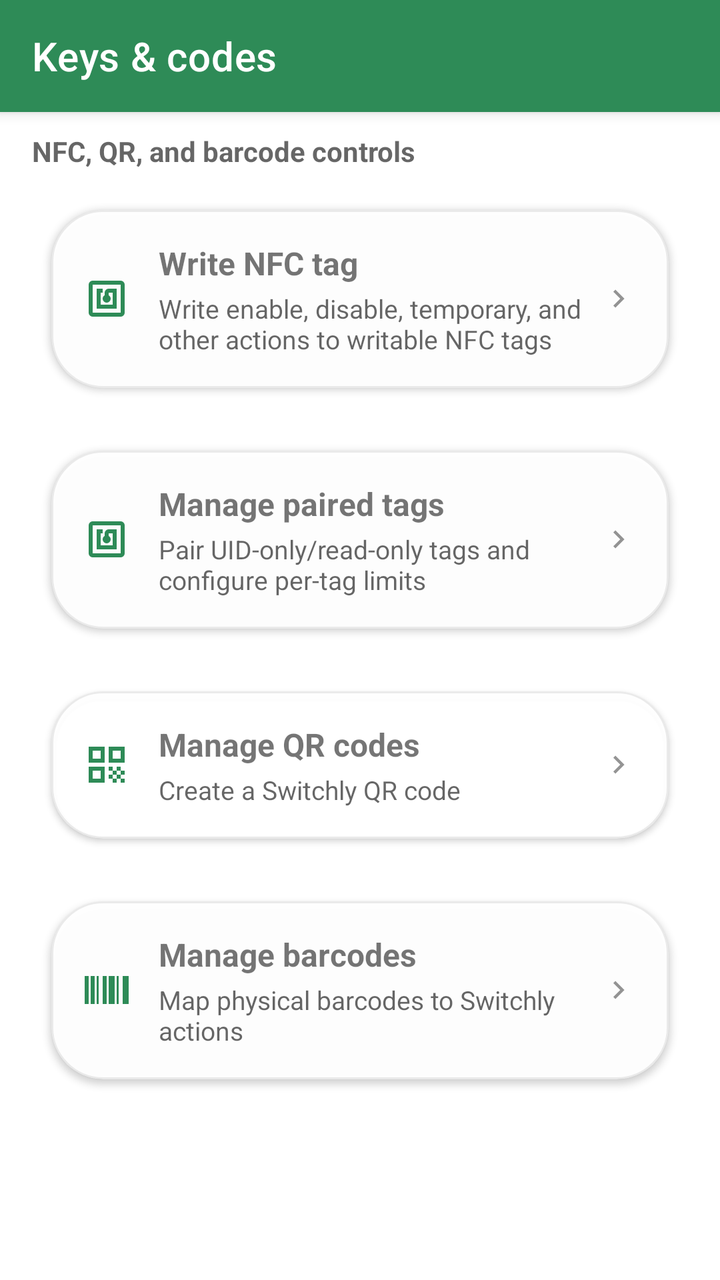
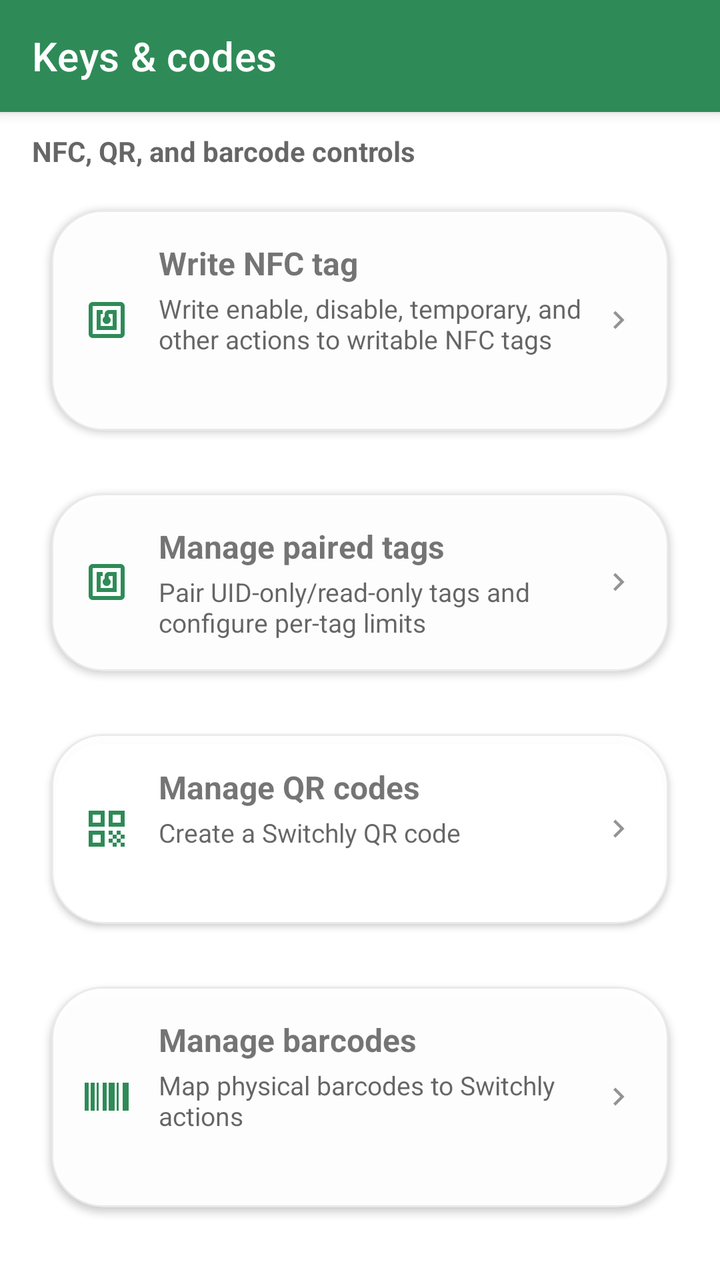

Screens rendered from an Android XML layout before and after an edit, with the pre-edit source and the edit as a unified diff.
<!-- AndroidManifest.xml: application theme Theme.Switchly -->
<!-- res/layout/activity_manage_keys.xml -->
<?xml version="1.0" encoding="utf-8"?>
<androidx.coordinatorlayout.widget.CoordinatorLayout xmlns:android="http://schemas.android.com/apk/res/android"
    xmlns:app="http://schemas.android.com/apk/res-auto"
    xmlns:tools="http://schemas.android.com/tools"
    android:layout_width="match_parent"
    android:layout_height="match_parent">

    
    <com.google.android.material.appbar.AppBarLayout
        android:layout_width="match_parent"
        android:layout_height="wrap_content"
        android:fitsSystemWindows="true">

        <com.google.android.material.appbar.MaterialToolbar
            android:id="@+id/toolbar"
            style="@style/Switchly.TopBar"
            android:layout_width="match_parent"
            android:layout_height="wrap_content"
            android:minHeight="?attr/actionBarSize"
            app:title="@string/keys_codes_title" />
    </com.google.android.material.appbar.AppBarLayout>

    <androidx.core.widget.NestedScrollView
        android:layout_width="match_parent"
        android:layout_height="match_parent"
        android:clipToPadding="false"
        android:fillViewport="true"
        android:paddingStart="16dp"
        android:paddingTop="12dp"
        android:paddingEnd="16dp"
        android:paddingBottom="32dp"
        app:layout_behavior="@string/appbar_scrolling_view_behavior">

        <LinearLayout
            android:layout_width="match_parent"
            android:layout_height="wrap_content"
            android:orientation="vertical">

            <TextView
                style="@style/Switchly.SectionHeader"
                android:layout_width="match_parent"
                android:layout_height="wrap_content"
                android:text="@string/keys_codes_section" />

            <com.google.android.material.card.MaterialCardView
                android:id="@+id/cardWriteNfc"
                style="@style/Switchly.Card"
                android:layout_width="match_parent"
                android:layout_height="wrap_content"
                android:layout_marginTop="10dp"
                android:clickable="true"
                android:focusable="true"
                android:foreground="?attr/selectableItemBackground">

                <LinearLayout
                    android:layout_width="match_parent"
                    android:layout_height="wrap_content"
                    android:minHeight="72dp"
                    android:orientation="horizontal"
                    android:gravity="center_vertical"
                    android:padding="16dp">

                    <ImageView
                        android:layout_width="24dp"
                        android:layout_height="24dp"
                        android:contentDescription="@string/keys_codes_write_nfc_title"
                        android:src="@drawable/nfc_24"
                        app:tint="?attr/colorPrimary" />

                    <LinearLayout
                        android:layout_width="0dp"
                        android:layout_height="wrap_content"
                        android:layout_weight="1"
                        android:layout_marginStart="14dp"
                        android:orientation="vertical">

                        <TextView
                            android:layout_width="match_parent"
                            android:layout_height="wrap_content"
                            android:text="@string/keys_codes_write_nfc_title"
                            android:textSize="16sp"
                            android:textStyle="bold" />

                        <TextView
                            android:layout_width="match_parent"
                            android:layout_height="wrap_content"
                            android:layout_marginTop="3dp"
                            android:text="@string/keys_codes_write_nfc_summary"
                            android:textColor="?android:attr/textColorSecondary"
                            android:textSize="13sp" />
                    </LinearLayout>

                    <ImageView
                        android:layout_width="18dp"
                        android:layout_height="18dp"
                        android:contentDescription="@string/open"
                        android:src="@drawable/keyboard_arrow_right_24"
                        android:alpha="0.7"
                        app:tint="?android:attr/textColorSecondary" />
                </LinearLayout>
            </com.google.android.material.card.MaterialCardView>

            <com.google.android.material.card.MaterialCardView
                android:id="@+id/cardPairedTags"
                style="@style/Switchly.Card"
                android:layout_width="match_parent"
                android:layout_height="wrap_content"
                android:layout_marginTop="10dp"
                android:clickable="true"
                android:focusable="true"
                android:foreground="?attr/selectableItemBackground">

                <LinearLayout
                    android:layout_width="match_parent"
                    android:layout_height="wrap_content"
                    android:minHeight="72dp"
                    android:orientation="horizontal"
                    android:gravity="center_vertical"
                    android:padding="16dp">

                    <ImageView
                        android:layout_width="24dp"
                        android:layout_height="24dp"
                        android:contentDescription="@string/keys_codes_paired_tags_title"
                        android:src="@drawable/nfc_24"
                        app:tint="?attr/colorPrimary" />

                    <LinearLayout
                        android:layout_width="0dp"
                        android:layout_height="wrap_content"
                        android:layout_weight="1"
                        android:layout_marginStart="14dp"
                        android:orientation="vertical">

                        <TextView
                            android:layout_width="match_parent"
                            android:layout_height="wrap_content"
                            android:text="@string/keys_codes_paired_tags_title"
                            android:textSize="16sp"
                            android:textStyle="bold" />

                        <TextView
                            android:layout_width="match_parent"
                            android:layout_height="wrap_content"
                            android:layout_marginTop="3dp"
                            android:text="@string/keys_codes_paired_tags_summary"
                            android:textColor="?android:attr/textColorSecondary"
                            android:textSize="13sp" />
                    </LinearLayout>

                    <ImageView
                        android:layout_width="18dp"
                        android:layout_height="18dp"
                        android:contentDescription="@string/open"
                        android:src="@drawable/keyboard_arrow_right_24"
                        android:alpha="0.7"
                        app:tint="?android:attr/textColorSecondary" />
                </LinearLayout>
            </com.google.android.material.card.MaterialCardView>

            <com.google.android.material.card.MaterialCardView
                android:id="@+id/cardGenerateQr"
                style="@style/Switchly.Card"
                android:layout_width="match_parent"
                android:layout_height="wrap_content"
                android:layout_marginTop="10dp"
                android:clickable="true"
                android:focusable="true"
                android:foreground="?attr/selectableItemBackground">

                <LinearLayout
                    android:layout_width="match_parent"
                    android:layout_height="wrap_content"
                    android:minHeight="72dp"
                    android:orientation="horizontal"
                    android:gravity="center_vertical"
                    android:padding="16dp">

                    <ImageView
                        android:layout_width="24dp"
                        android:layout_height="24dp"
                        android:contentDescription="@string/keys_codes_manage_qr_title"
                        android:src="@drawable/qr_code_24"
                        app:tint="?attr/colorPrimary" />

                    <LinearLayout
                        android:layout_width="0dp"
                        android:layout_height="wrap_content"
                        android:layout_weight="1"
                        android:layout_marginStart="14dp"
                        android:orientation="vertical">

                        <TextView
                            android:layout_width="match_parent"
                            android:layout_height="wrap_content"
                            android:text="@string/keys_codes_manage_qr_title"
                            android:textSize="16sp"
                            android:textStyle="bold" />

                        <TextView
                            android:layout_width="match_parent"
                            android:layout_height="wrap_content"
                            android:layout_marginTop="3dp"
                            android:text="@string/keys_codes_manage_qr_summary"
                            android:textColor="?android:attr/textColorSecondary"
                            android:textSize="13sp" />
                    </LinearLayout>

                    <ImageView
                        android:layout_width="18dp"
                        android:layout_height="18dp"
                        android:contentDescription="@string/open"
                        android:src="@drawable/keyboard_arrow_right_24"
                        android:alpha="0.7"
                        app:tint="?android:attr/textColorSecondary" />
                </LinearLayout>
            </com.google.android.material.card.MaterialCardView>

            <com.google.android.material.card.MaterialCardView
                android:id="@+id/cardManageBarcodes"
                style="@style/Switchly.Card"
                android:layout_width="match_parent"
                android:layout_height="wrap_content"
                android:layout_marginTop="10dp"
                android:clickable="true"
                android:focusable="true"
                android:foreground="?attr/selectableItemBackground">

                <LinearLayout
                    android:layout_width="match_parent"
                    android:layout_height="wrap_content"
                    android:minHeight="72dp"
                    android:orientation="horizontal"
                    android:gravity="center_vertical"
                    android:padding="16dp">

                    <ImageView
                        android:layout_width="24dp"
                        android:layout_height="24dp"
                        android:contentDescription="@string/keys_codes_manage_barcodes_title"
                        android:src="@drawable/barcode_24"
                        app:tint="?attr/colorPrimary" />

                    <LinearLayout
                        android:layout_width="0dp"
                        android:layout_height="wrap_content"
                        android:layout_weight="1"
                        android:layout_marginStart="14dp"
                        android:orientation="vertical">

                        <TextView
                            android:layout_width="match_parent"
                            android:layout_height="wrap_content"
                            android:text="@string/keys_codes_manage_barcodes_title"
                            android:textSize="16sp"
                            android:textStyle="bold" />

                        <TextView
                            android:layout_width="match_parent"
                            android:layout_height="wrap_content"
                            android:layout_marginTop="3dp"
                            android:text="@string/keys_codes_manage_barcodes_summary"
                            android:textColor="?android:attr/textColorSecondary"
                            android:textSize="13sp" />
                    </LinearLayout>

                    <ImageView
                        android:layout_width="18dp"
                        android:layout_height="18dp"
                        android:contentDescription="@string/open"
                        android:src="@drawable/keyboard_arrow_right_24"
                        android:alpha="0.7"
                        app:tint="?android:attr/textColorSecondary" />
                </LinearLayout>
            </com.google.android.material.card.MaterialCardView>
        </LinearLayout>
    </androidx.core.widget.NestedScrollView>
</androidx.coordinatorlayout.widget.CoordinatorLayout>
<!-- resources referenced by this layout -->
<resources>
  <string name="keys_codes_manage_barcodes_summary">Map physical barcodes to Switchly actions</string>
  <string name="keys_codes_manage_barcodes_title">Manage barcodes</string>
  <string name="keys_codes_manage_qr_summary">Create a Switchly QR code</string>
  <string name="keys_codes_manage_qr_title">Manage QR codes</string>
  <string name="keys_codes_paired_tags_summary">Pair UID-only/read-only tags and configure per-tag limits</string>
  <string name="keys_codes_paired_tags_title">Manage paired tags</string>
  <string name="keys_codes_section">NFC, QR, and barcode controls</string>
  <string name="keys_codes_title">Keys &amp; codes</string>
  <string name="keys_codes_write_nfc_summary">Write enable, disable, temporary, and other actions to writable NFC tags</string>
  <string name="keys_codes_write_nfc_title">Write NFC tag</string>
  <string name="open">Open</string>
  <style name="Switchly.SectionHeader">
          <item name="android:textColor">?android:attr/textColorSecondary</item>
          <item name="android:textSize">14sp</item>
          <item name="android:textStyle">bold</item>
          <item name="android:includeFontPadding">false</item>
      </style>
  <style name="Theme.Switchly" parent="Theme.MaterialComponents.DayNight.NoActionBar">
  
          
          <item name="colorPrimary">@color/accent_default_green</item>
          <item name="colorPrimaryVariant">@color/accent_default_green</item>
          <item name="colorSecondary">@color/accent_default_green</item>
  
          
          <item name="android:statusBarColor">?attr/colorSurface</item>
          <item name="android:windowLightStatusBar">true</item>
  
          
          <item name="materialButtonStyle">@style/Switchly.Button</item>
          <item name="floatingActionButtonStyle">@style/Switchly.Fab</item>
          <item name="materialCardViewStyle">@style/Switchly.Card</item>
  
          
          <item name="toolbarStyle">@style/Switchly.TopBar</item>
          <item name="actionBarTheme">@style/ThemeOverlay.MaterialComponents.ActionBar</item>
          <item name="actionBarPopupTheme">@style/ThemeOverlay.MaterialComponents.Light</item>
          <item name="android:textColorPrimaryInverse">@android:color/white</item>
  
          
          <item name="textInputStyle">@style/Switchly.TextInputLayout</item>
          <item name="autoCompleteTextViewStyle">@style/Switchly.AutoCompleteText</item>
  
          
          <item name="materialAlertDialogTheme">@style/ThemeOverlay.Switchly.Dialog</item>
      </style>
  <style name="ShapeAppearance.Switchly.Card" parent="ShapeAppearance.MaterialComponents.LargeComponent">
          <item name="cornerFamily">rounded</item>
          <item name="cornerSize">26dp</item>
      </style>
  <color name="switchly_card_bg">#F7FFFFFF</color>
  <color name="switchly_card_stroke">#14000000</color>
  <color name="accent_default_green">#2E8B57</color>
  <style name="Switchly.Fab" parent="Widget.MaterialComponents.FloatingActionButton">
          <item name="backgroundTint">?attr/colorPrimary</item>
          <item name="tint">@android:color/white</item>
      </style>
  <style name="ThemeOverlay.Switchly.Dialog" parent="ThemeOverlay.MaterialComponents.MaterialAlertDialog">
          <item name="colorControlActivated">?attr/colorPrimary</item>
          <item name="colorControlHighlight">?attr/colorPrimary</item>
          <item name="colorAccent">?attr/colorPrimary</item>
      </style>
  <!-- unchanged entries left out for length: 9 -->
</resources>

<!-- the commit's change to res/layout/activity_manage_keys.xml (unified diff, before → after) -->
@@ -1,5 +1,6 @@
 <?xml version="1.0" encoding="utf-8"?>
-<androidx.coordinatorlayout.widget.CoordinatorLayout xmlns:android="http://schemas.android.com/apk/res/android"
+<androidx.coordinatorlayout.widget.CoordinatorLayout
+    xmlns:android="http://schemas.android.com/apk/res/android"
     xmlns:app="http://schemas.android.com/apk/res-auto"
     xmlns:tools="http://schemas.android.com/tools"
     android:layout_width="match_parent"
@@ -23,12 +24,12 @@
     <androidx.core.widget.NestedScrollView
         android:layout_width="match_parent"
         android:layout_height="match_parent"
-        android:clipToPadding="false"
-        android:fillViewport="true"
         android:paddingStart="16dp"
         android:paddingTop="12dp"
         android:paddingEnd="16dp"
         android:paddingBottom="32dp"
+        android:clipToPadding="false"
+        android:fillViewport="true"
         app:layout_behavior="@string/appbar_scrolling_view_behavior">
 
         <LinearLayout
@@ -48,9 +49,9 @@
                 android:layout_width="match_parent"
                 android:layout_height="wrap_content"
                 android:layout_marginTop="10dp"
+                android:foreground="?attr/selectableItemBackground"
                 android:clickable="true"
-                android:focusable="true"
-                android:foreground="?attr/selectableItemBackground">
+                android:focusable="true">
 
                 <LinearLayout
                     android:layout_width="match_parent"
@@ -70,8 +71,8 @@
                     <LinearLayout
                         android:layout_width="0dp"
                         android:layout_height="wrap_content"
+                        android:layout_marginStart="14dp"
                         android:layout_weight="1"
-                        android:layout_marginStart="14dp"
                         android:orientation="vertical">
 
                         <TextView
@@ -88,14 +89,23 @@
                             android:text="@string/keys_codes_write_nfc_summary"
                             android:textColor="?android:attr/textColorSecondary"
                             android:textSize="13sp" />
+
+                        <TextView
+                            android:id="@+id/tvLastNfcAction"
+                            android:layout_width="match_parent"
+                            android:layout_height="wrap_content"
+                            android:layout_marginTop="5dp"
+                            android:textColor="?android:attr/textColorSecondary"
+                            android:textSize="12sp"
+                            android:visibility="visible" />
                     </LinearLayout>
 
                     <ImageView
                         android:layout_width="18dp"
                         android:layout_height="18dp"
+                        android:alpha="0.7"
                         android:contentDescription="@string/open"
                         android:src="@drawable/keyboard_arrow_right_24"
-                        android:alpha="0.7"
                         app:tint="?android:attr/textColorSecondary" />
                 </LinearLayout>
             </com.google.android.material.card.MaterialCardView>
@@ -106,9 +116,9 @@
                 android:layout_width="match_parent"
                 android:layout_height="wrap_content"
                 android:layout_marginTop="10dp"
+                android:foreground="?attr/selectableItemBackground"
                 android:clickable="true"
-                android:focusable="true"
-                android:foreground="?attr/selectableItemBackground">
+                android:focusable="true">
 
                 <LinearLayout
                     android:layout_width="match_parent"
@@ -128,8 +138,8 @@
                     <LinearLayout
                         android:layout_width="0dp"
                         android:layout_height="wrap_content"
+                        android:layout_marginStart="14dp"
                         android:layout_weight="1"
-                        android:layout_marginStart="14dp"
                         android:orientation="vertical">
 
                         <TextView
@@ -151,9 +161,9 @@
                     <ImageView
                         android:layout_width="18dp"
                         android:layout_height="18dp"
+                        android:alpha="0.7"
                         android:contentDescription="@string/open"
                         android:src="@drawable/keyboard_arrow_right_24"
-                        android:alpha="0.7"
                         app:tint="?android:attr/textColorSecondary" />
                 </LinearLayout>
             </com.google.android.material.card.MaterialCardView>
@@ -164,9 +174,9 @@
                 android:layout_width="match_parent"
                 android:layout_height="wrap_content"
                 android:layout_marginTop="10dp"
+                android:foreground="?attr/selectableItemBackground"
                 android:clickable="true"
-                android:focusable="true"
-                android:foreground="?attr/selectableItemBackground">
+                android:focusable="true">
 
                 <LinearLayout
                     android:layout_width="match_parent"
@@ -186,8 +196,8 @@
                     <LinearLayout
                         android:layout_width="0dp"
                         android:layout_height="wrap_content"
+                        android:layout_marginStart="14dp"
                         android:layout_weight="1"
-                        android:layout_marginStart="14dp"
                         android:orientation="vertical">
 
                         <TextView
@@ -204,14 +214,23 @@
                             android:text="@string/keys_codes_manage_qr_summary"
                             android:textColor="?android:attr/textColorSecondary"
                             android:textSize="13sp" />
+
+                        <TextView
+                            android:id="@+id/tvLastQrAction"
+                            android:layout_width="match_parent"
+                            android:layout_height="wrap_content"
+                            android:layout_marginTop="5dp"
+                            android:textColor="?android:attr/textColorSecondary"
+                            android:textSize="12sp"
+                            android:visibility="visible" />
                     </LinearLayout>
 
                     <ImageView
                         android:layout_width="18dp"
                         android:layout_height="18dp"
+                        android:alpha="0.7"
                         android:contentDescription="@string/open"
                         android:src="@drawable/keyboard_arrow_right_24"
-                        android:alpha="0.7"
                         app:tint="?android:attr/textColorSecondary" />
                 </LinearLayout>
             </com.google.android.material.card.MaterialCardView>
@@ -222,9 +241,9 @@
                 android:layout_width="match_parent"
                 android:layout_height="wrap_content"
                 android:layout_marginTop="10dp"
+                android:foreground="?attr/selectableItemBackground"
                 android:clickable="true"
-                android:focusable="true"
-                android:foreground="?attr/selectableItemBackground">
+                android:focusable="true">
 
                 <LinearLayout
                     android:layout_width="match_parent"
@@ -244,8 +263,8 @@
                     <LinearLayout
                         android:layout_width="0dp"
                         android:layout_height="wrap_content"
+                        android:layout_marginStart="14dp"
                         android:layout_weight="1"
-                        android:layout_marginStart="14dp"
                         android:orientation="vertical">
 
                         <TextView
@@ -262,14 +281,23 @@
                             android:text="@string/keys_codes_manage_barcodes_summary"
                             android:textColor="?android:attr/textColorSecondary"
                             android:textSize="13sp" />
+
+                        <TextView
+                            android:id="@+id/tvLastBarcodeAction"
+                            android:layout_width="match_parent"
+                            android:layout_height="wrap_content"
+                            android:layout_marginTop="5dp"
+                            android:textColor="?android:attr/textColorSecondary"
+                            android:textSize="12sp"
+                            android:visibility="visible" />
                     </LinearLayout>
 
                     <ImageView
                         android:layout_width="18dp"
                         android:layout_height="18dp"
+                        android:alpha="0.7"
                         android:contentDescription="@string/open"
                         android:src="@drawable/keyboard_arrow_right_24"
-                        android:alpha="0.7"
                         app:tint="?android:attr/textColorSecondary" />
                 </LinearLayout>
             </com.google.android.material.card.MaterialCardView>
<!-- resource entries referenced after the edit -->
@@ -30,6 +30,7 @@
   
           
           <item name="materialButtonStyle">@style/Switchly.Button</item>
+          <item name="materialButtonOutlinedStyle">@style/Switchly.OutlinedButton</item>
           <item name="floatingActionButtonStyle">@style/Switchly.Fab</item>
           <item name="materialCardViewStyle">@style/Switchly.Card</item>
   
@@ -53,6 +54,15 @@
   <color name="switchly_card_bg">#F7FFFFFF</color>
   <color name="switchly_card_stroke">#14000000</color>
   <color name="accent_default_green">#2E8B57</color>
+  <style name="Switchly.OutlinedButton" parent="Widget.MaterialComponents.Button.OutlinedButton">
+          <item name="strokeColor">?attr/colorPrimary</item>
+          <item name="android:textColor">?attr/colorPrimary</item>
+          <item name="cornerRadius">16dp</item>
+          <item name="android:textAllCaps">false</item>
+          <item name="android:insetTop">0dp</item>
+          <item name="android:insetBottom">0dp</item>
+          <item name="android:minHeight">52dp</item>
+      </style>
   <style name="Switchly.Fab" parent="Widget.MaterialComponents.FloatingActionButton">
           <item name="backgroundTint">?attr/colorPrimary</item>
           <item name="tint">@android:color/white</item>
